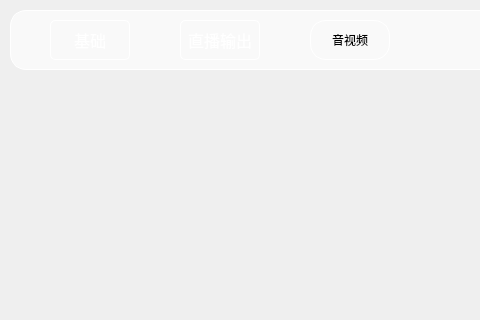
This is UI/gbs/bizWidgets/GBSBizSettingPage.ui in huangjingpei/myobs as Qt 5 draws it before an edit; both pictures show x 0 to 480 and y 0 to 320 of the 1238 by 920 pixel window. The edited form follows.
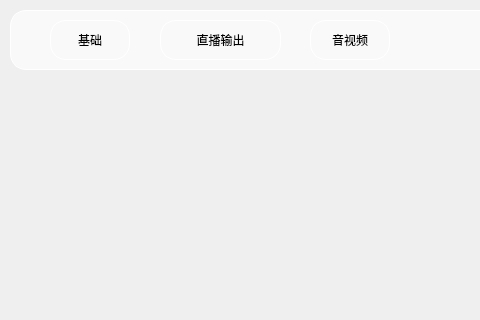
This is the edited form. Icons and pictures are not drawn.

The edit to the form file:
```diff
--- a/UI/gbs/bizWidgets/GBSBizSettingPage.ui
+++ b/UI/gbs/bizWidgets/GBSBizSettingPage.ui
@@ -141,16 +141,7 @@
      </rect>
     </property>
     <property name="styleSheet">
-     <string notr="true">        background-color: qlineargradient(
-            spread:pad, 
-            x1:0, y1:0, x2:1, y2:1, 
-            stop:0.1054 #1B2846, 
-            stop:0.9062 #000000
-        );
-border: 1px solid white;
-border-radius:5px;
-font-size:16px;
-color:#FFFFFF</string>
+     <string notr="true"/>
     </property>
     <property name="text">
      <string>基础</string>
@@ -159,23 +150,14 @@
    <widget class="QPushButton" name="pushButton_13">
     <property name="geometry">
      <rect>
-      <x>170</x>
+      <x>150</x>
       <y>10</y>
-      <width>80</width>
+      <width>121</width>
       <height>40</height>
      </rect>
     </property>
     <property name="styleSheet">
-     <string notr="true">        background-color: qlineargradient(
-            spread:pad, 
-            x1:0, y1:0, x2:1, y2:1, 
-            stop:0.1054 #1B2846, 
-            stop:0.9062 #000000
-        );
-border: 1px solid white;
-border-radius:5px;
-font-size:16px;
-color:#FFFFFF</string>
+     <string notr="true"/>
     </property>
     <property name="text">
      <string>直播输出</string>
```
Left out of the diff: 112 changed lines with no effect on the pictures.
